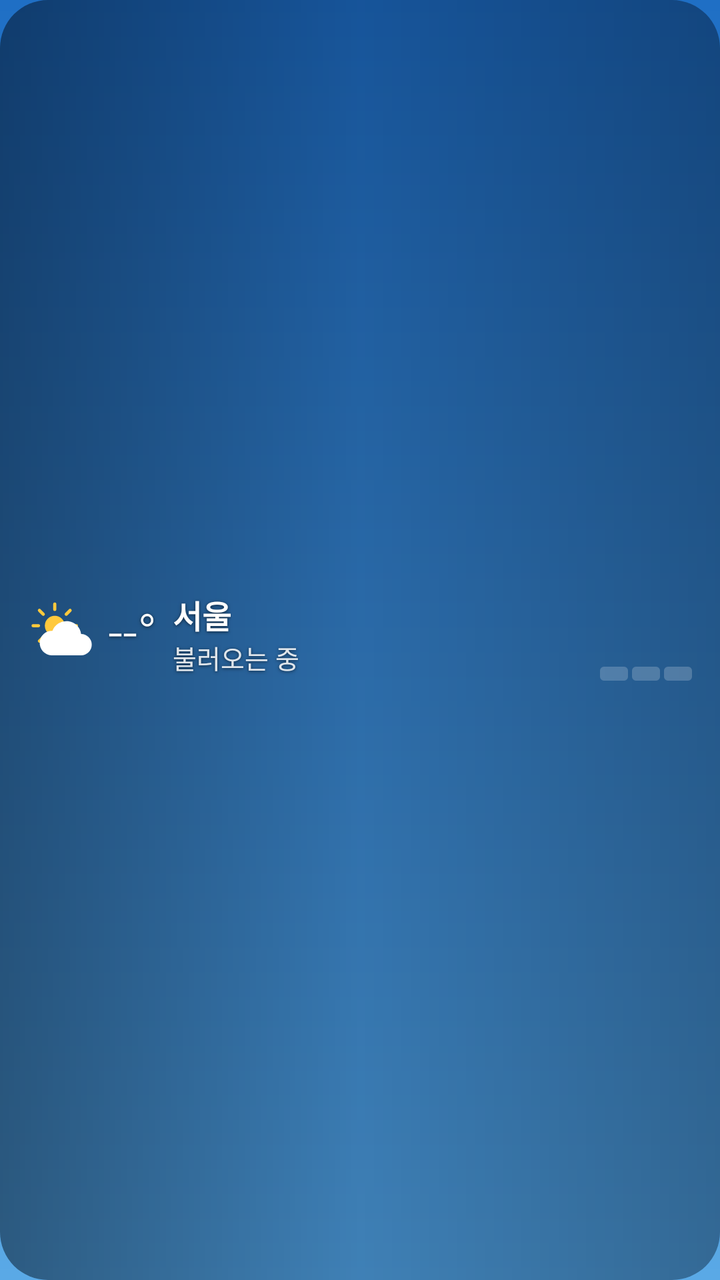
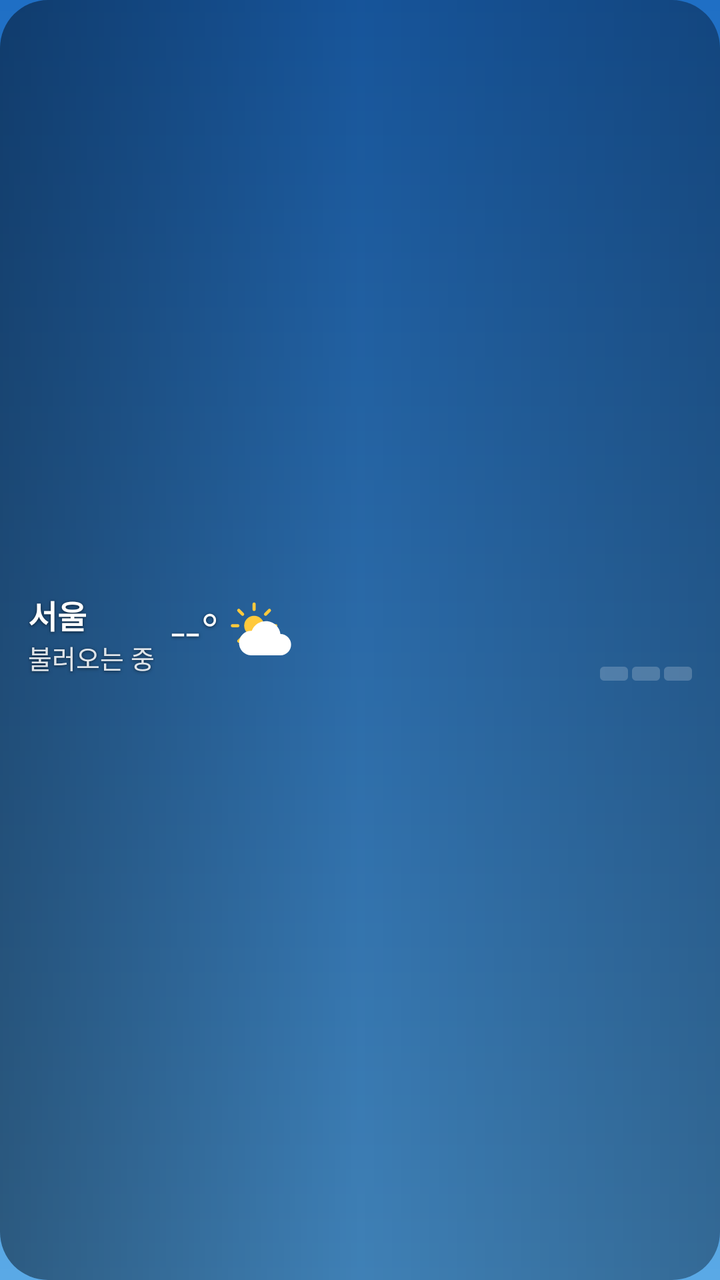

The first picture is an Android layout as it rendered before a commit; the second is the same layout after the commit. The layout source and the unified diff follow.
<!-- AndroidManifest.xml: application theme AppTheme -->
<!-- res/layout/widget_bar.xml -->
<?xml version="1.0" encoding="utf-8"?>
<FrameLayout xmlns:android="http://schemas.android.com/apk/res/android"
    android:id="@+id/root" android:layout_width="match_parent" android:layout_height="match_parent"
    android:background="@drawable/widget_clip" android:clipToOutline="true">
    <ImageView android:id="@+id/bg" android:layout_width="match_parent" android:layout_height="match_parent"
        android:scaleType="centerCrop" android:src="@drawable/bg_clear_day" android:importantForAccessibility="no"/>
    <ImageView android:id="@+id/scrim" android:layout_width="match_parent" android:layout_height="match_parent"
        android:scaleType="fitXY" android:src="@drawable/scrim" android:importantForAccessibility="no"/>
    <LinearLayout android:id="@+id/content" android:layout_width="match_parent" android:layout_height="match_parent"
        android:orientation="vertical" android:gravity="center_vertical"
        android:paddingStart="14dp" android:paddingEnd="14dp" android:paddingTop="6dp" android:paddingBottom="6dp">

        
        <LinearLayout android:layout_width="match_parent" android:layout_height="wrap_content"
            android:orientation="horizontal" android:gravity="center_vertical">
            <ImageView android:id="@+id/icon" android:layout_width="34dp" android:layout_height="34dp" android:src="@drawable/ic_w_partly_day"/>
            <TextView android:id="@+id/temp" android:shadowColor="#99000000" android:shadowRadius="4" android:shadowDy="1" android:layout_width="wrap_content" android:layout_height="wrap_content"
                android:layout_marginStart="6dp" android:text="--°" android:textColor="#FFFFFF" android:textSize="26sp"
                android:fontFamily="sans-serif-light" android:maxLines="1" android:includeFontPadding="false"/>
            <LinearLayout android:layout_width="wrap_content" android:layout_height="wrap_content"
                android:layout_marginStart="8dp" android:orientation="vertical">
                <TextView android:id="@+id/city" android:shadowColor="#99000000" android:shadowRadius="4" android:shadowDy="1" android:layout_width="wrap_content" android:layout_height="wrap_content"
                    android:maxWidth="110dp" android:text="서울" android:textColor="#FFFFFF" android:textSize="16sp" android:textStyle="bold"
                    android:maxLines="1" android:ellipsize="end" android:includeFontPadding="false"/>
                <TextView android:id="@+id/cond" android:shadowColor="#99000000" android:shadowRadius="4" android:shadowDy="1" android:layout_width="wrap_content" android:layout_height="wrap_content"
                    android:text="불러오는 중" android:textColor="#DDFFFFFF" android:textSize="13sp" android:maxLines="1" android:ellipsize="end"/>
            </LinearLayout>
            <TextView android:id="@+id/tip" android:shadowColor="#99000000" android:shadowRadius="4" android:shadowDy="1" android:layout_width="0dp" android:layout_weight="1" android:layout_height="wrap_content"
                android:layout_marginStart="8dp" android:layout_marginEnd="6dp" android:gravity="center"
                android:text="" android:textColor="#FFFFFF" android:textSize="12sp" android:maxLines="3" android:ellipsize="end"
                android:lineBreakWordStyle="phrase" android:includeFontPadding="false"/>
            <LinearLayout android:layout_width="wrap_content" android:layout_height="wrap_content"
                android:orientation="vertical" android:gravity="end">
                <TextView android:id="@+id/hl" android:shadowColor="#99000000" android:shadowRadius="4" android:shadowDy="1" android:layout_width="wrap_content" android:layout_height="wrap_content"
                    android:text="" android:textColor="#FFFFFF" android:textSize="14sp" android:maxLines="1"/>
                <TextView android:id="@+id/dust" android:shadowColor="#99000000" android:shadowRadius="4" android:shadowDy="1" android:layout_width="wrap_content" android:layout_height="wrap_content"
                    android:text="" android:textColor="#DDFFFFFF" android:textSize="13sp" android:maxLines="1"/>
                <LinearLayout android:id="@+id/meter" android:layout_width="wrap_content" android:layout_height="wrap_content"
                    android:layout_marginTop="3dp" android:orientation="horizontal">
                    <ImageView android:id="@+id/m1" android:layout_width="14dp" android:layout_height="7dp" android:scaleType="fitXY" android:src="@drawable/cell_off"/>
                    <ImageView android:id="@+id/m2" android:layout_width="14dp" android:layout_height="7dp" android:layout_marginStart="2dp" android:scaleType="fitXY" android:src="@drawable/cell_off"/>
                    <ImageView android:id="@+id/m3" android:layout_width="14dp" android:layout_height="7dp" android:layout_marginStart="2dp" android:scaleType="fitXY" android:src="@drawable/cell_off"/>
                </LinearLayout>
            </LinearLayout>
        </LinearLayout>

        
        <LinearLayout android:id="@+id/week" android:layout_width="match_parent" android:layout_height="wrap_content"
            android:layout_marginTop="6dp" android:orientation="horizontal"/>
    </LinearLayout>
</FrameLayout>
<!-- resources referenced by this layout -->
<resources>
  <!-- drawable bg_clear_day (drawable) -->
  <?xml version="1.0" encoding="utf-8"?>
  <shape xmlns:android="http://schemas.android.com/apk/res/android" android:shape="rectangle"><corners android:radius="24dp"/><gradient android:angle="270" android:startColor="#1A63B5" android:endColor="#4A97D6"/></shape>
  <!-- drawable cell_off (drawable) -->
  <?xml version="1.0" encoding="utf-8"?>
  <shape xmlns:android="http://schemas.android.com/apk/res/android" android:shape="rectangle"><corners android:radius="2dp"/><solid android:color="#33FFFFFF"/></shape>
  <!-- drawable ic_w_partly_day (drawable) -->
  <?xml version="1.0" encoding="utf-8"?>
  <vector xmlns:android="http://schemas.android.com/apk/res/android" android:width="64dp" android:height="64dp" android:viewportWidth="64" android:viewportHeight="64"><group android:translateX="-2" android:translateY="-3" android:scaleX="0.85" android:scaleY="0.85"><path android:fillColor="#FFC93C" android:pathData="M32,21a11,11 0,1 1,0 22a11,11 0,1 1,0 -22z"/><path android:strokeColor="#FFC93C" android:strokeWidth="3.5" android:strokeLineCap="round" android:pathData="M32,14L32,8M32,56L32,50M14,32L8,32M56,32L50,32M19.3,19.3L15,15M44.7,44.7L49,49M44.7,19.3L49,15M19.3,44.7L15,49"/></group><group android:translateX="4" android:translateY="6" android:scaleX="1" android:scaleY="1"><path android:fillColor="#FFFFFF" android:pathData="M18,46h28a10,10 0,0 0,0 -20a14,14 0,0 0,-27 -3A11,11 0,0 0,18 46z"/></group></vector>
  <!-- drawable scrim (drawable) -->
  <?xml version="1.0" encoding="utf-8"?>
  <shape xmlns:android="http://schemas.android.com/apk/res/android" android:shape="rectangle"><gradient android:angle="0" android:startColor="#66000000" android:centerColor="#26000000" android:endColor="#4D000000"/></shape>
  <!-- drawable widget_clip (drawable) -->
  <?xml version="1.0" encoding="utf-8"?>
  <shape xmlns:android="http://schemas.android.com/apk/res/android" android:shape="rectangle"><corners android:radius="24dp"/><solid android:color="#01000000"/></shape>
  <style name="AppTheme" parent="android:Theme.Material.NoActionBar">
      <item name="android:windowBackground">@drawable/ic_launcher_bg</item>
      <item name="android:statusBarColor">#1F6FC5</item>
      <item name="android:navigationBarColor">#5AA9E6</item>
    </style>
  <!-- drawable ic_launcher_bg (drawable) -->
  <?xml version="1.0" encoding="utf-8"?>
  <shape xmlns:android="http://schemas.android.com/apk/res/android"><gradient android:angle="270" android:startColor="#1F6FC5" android:endColor="#5AA9E6"/></shape>
</resources>

<!-- the commit's change to res/layout/widget_bar.xml (unified diff, before → after) -->
@@ -13,20 +13,20 @@
         
         <LinearLayout android:layout_width="match_parent" android:layout_height="wrap_content"
             android:orientation="horizontal" android:gravity="center_vertical">
-            <ImageView android:id="@+id/icon" android:layout_width="34dp" android:layout_height="34dp" android:src="@drawable/ic_w_partly_day"/>
-            <TextView android:id="@+id/temp" android:shadowColor="#99000000" android:shadowRadius="4" android:shadowDy="1" android:layout_width="wrap_content" android:layout_height="wrap_content"
-                android:layout_marginStart="6dp" android:text="--°" android:textColor="#FFFFFF" android:textSize="26sp"
-                android:fontFamily="sans-serif-light" android:maxLines="1" android:includeFontPadding="false"/>
             <LinearLayout android:layout_width="wrap_content" android:layout_height="wrap_content"
-                android:layout_marginStart="8dp" android:orientation="vertical">
+                android:layout_marginEnd="8dp" android:orientation="vertical">
                 <TextView android:id="@+id/city" android:shadowColor="#99000000" android:shadowRadius="4" android:shadowDy="1" android:layout_width="wrap_content" android:layout_height="wrap_content"
                     android:maxWidth="110dp" android:text="서울" android:textColor="#FFFFFF" android:textSize="16sp" android:textStyle="bold"
                     android:maxLines="1" android:ellipsize="end" android:includeFontPadding="false"/>
                 <TextView android:id="@+id/cond" android:shadowColor="#99000000" android:shadowRadius="4" android:shadowDy="1" android:layout_width="wrap_content" android:layout_height="wrap_content"
                     android:text="불러오는 중" android:textColor="#DDFFFFFF" android:textSize="13sp" android:maxLines="1" android:ellipsize="end"/>
             </LinearLayout>
+            <TextView android:id="@+id/temp" android:shadowColor="#99000000" android:shadowRadius="4" android:shadowDy="1" android:layout_width="wrap_content" android:layout_height="wrap_content"
+                android:layout_marginStart="0dp" android:text="--°" android:textColor="#FFFFFF" android:textSize="26sp"
+                android:fontFamily="sans-serif-light" android:maxLines="1" android:includeFontPadding="false"/>
+            <ImageView android:id="@+id/icon" android:layout_marginStart="4dp" android:layout_width="34dp" android:layout_height="34dp" android:src="@drawable/ic_w_partly_day"/>
             <TextView android:id="@+id/tip" android:shadowColor="#99000000" android:shadowRadius="4" android:shadowDy="1" android:layout_width="0dp" android:layout_weight="1" android:layout_height="wrap_content"
-                android:layout_marginStart="8dp" android:layout_marginEnd="6dp" android:gravity="center"
+                android:layout_marginStart="12dp" android:layout_marginEnd="6dp" android:gravity="center"
                 android:text="" android:textColor="#FFFFFF" android:textSize="12sp" android:maxLines="3" android:ellipsize="end"
                 android:lineBreakWordStyle="phrase" android:includeFontPadding="false"/>
             <LinearLayout android:layout_width="wrap_content" android:layout_height="wrap_content"
